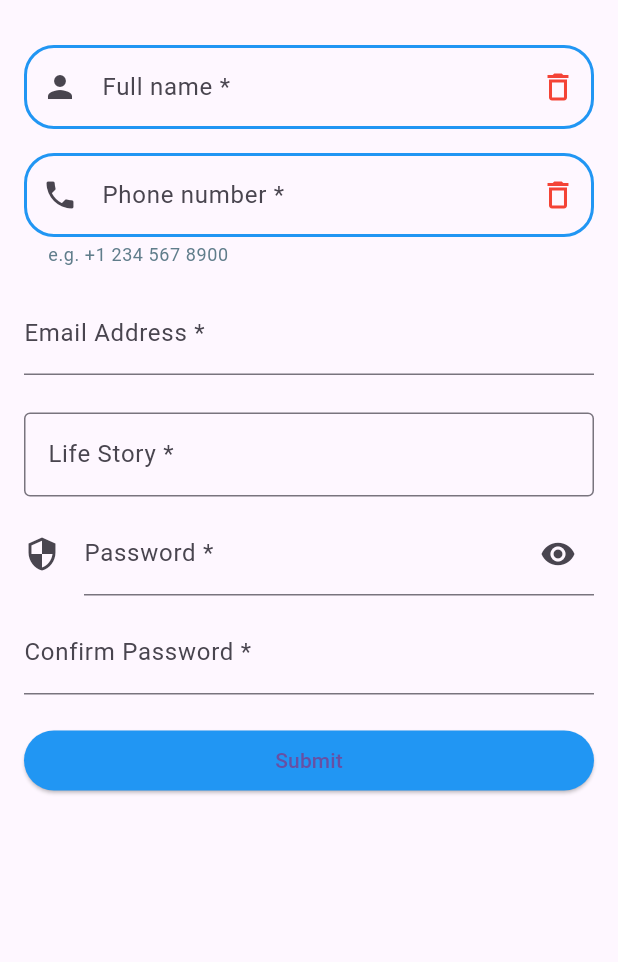
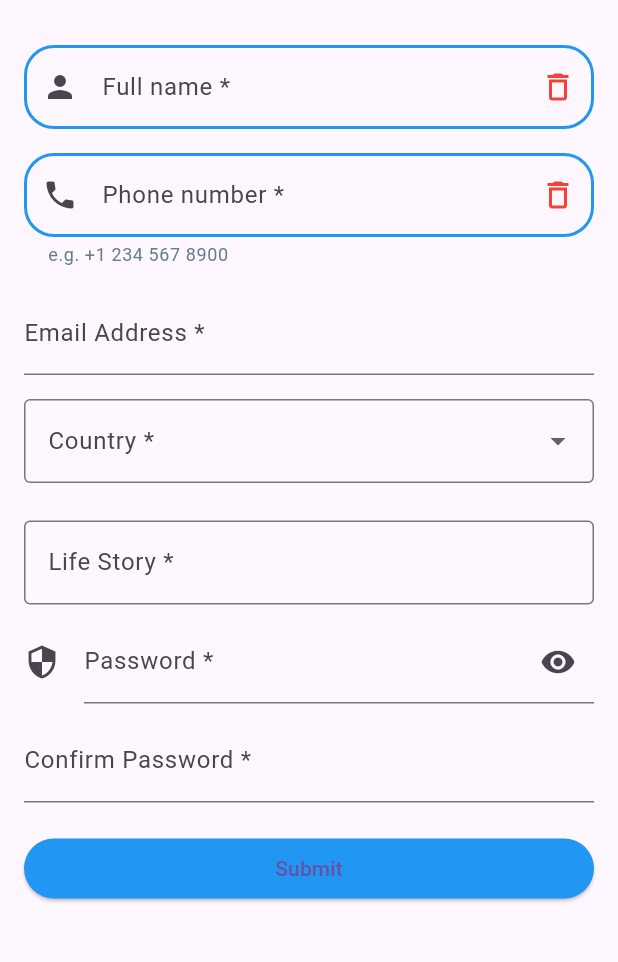
Before and after one commit to TheBaytur/form, a Flutter app: the screen it shows after launch, on a phone screen of 412 x 824 dp, the part 63-1025 px from its top. Run offline on Flutter 3.47's test engine with Material 3 defaults, Android fonts, the phone set to English and light mode, and no system bars.

Commit message:
Selected Country added

```diff
--- a/lib/pages/register_home_page.dart
+++ b/lib/pages/register_home_page.dart
@@ -10,6 +10,27 @@ class RegisterHomePage extends StatefulWidget {
 class _RegisterHomePageState extends State<RegisterHomePage> {
 
 final _nameController = TextEditingController();
+
+List<String> _countries = [
+    'United States',
+    'Canada',
+    'United Kingdom',
+    'Australia',
+    'India',
+    'Germany',
+    'France',
+    'Japan',
+    'China',
+    'Brazil'
+  ];
+
+  String? _selectedCountry;
+
+  @override
+  void initState() {
+    super.initState();
+    // Additional initialization if needed
+  }
 
 @override
   void dispose() {
@@ -66,6 +87,25 @@ final _nameController = TextEditingController();
             TextFormField(
               decoration: InputDecoration(labelText: 'Email Address *'),
             ),
+            SizedBox(height: 16.0),
+            DropdownButtonFormField<String>(
+              value: _selectedCountry,
+              onChanged: (String? newValue) {
+                setState(() {
+                  _selectedCountry = newValue;
+                });
+              },
+              items: _countries.map((String country) {
+                return DropdownMenuItem<String>(
+                  value: country,
+                  child: Text(country),
+                );
+              }).toList(),
+              decoration: InputDecoration(
+                labelText: 'Country *',
+                border: OutlineInputBorder(),
+              ),
+            ),
             SizedBox(height: 25.0),
             TextFormField(
               decoration: InputDecoration(labelText: 'Life Story *',
```
